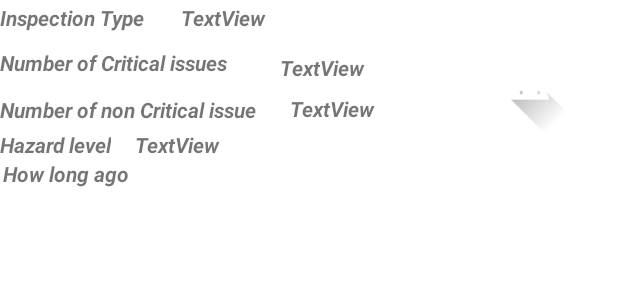
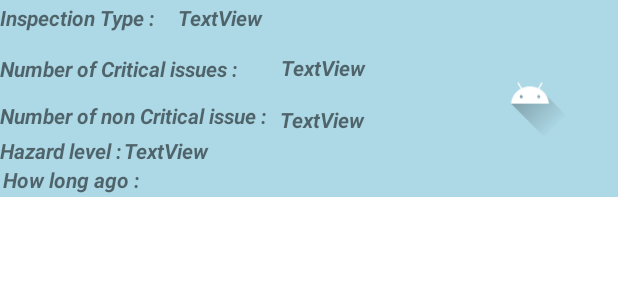
Before and after one commit to roshankakadiya/Restaurant-Inspection, an Android app: the layout rowofinspection.xml on its own in the app's theme, with its tools: preview values and no code run, on a phone screen of 412 x 824 dp. Shown: the top 300 px of the screen. Run offline under Robolectric (Android 15) with nearby library versions, the phone set to English and light mode, and no system bars.

Commit message:
better layout

```diff
--- a/app/src/main/res/layout/displayinspectionlist.xml
+++ b/app/src/main/res/layout/displayinspectionlist.xml
@@ -5,13 +5,16 @@
     android:id="@+id/linearLayout2"
     android:layout_width="match_parent"
     android:layout_height="match_parent"
+    android:background="#ADD8E6"
     tools:context=".model.Model.ListofInspection">
 
     <androidx.appcompat.widget.Toolbar
         android:id="@+id/toolbar"
         android:layout_width="match_parent"
         android:layout_height="?attr/actionBarSize"
-        android:background="?attr/colorPrimary"></androidx.appcompat.widget.Toolbar>
+        android:background="?attr/colorPrimary"
+        tools:ignore="MissingConstraints"
+         />
 
 
     <ListView
@@ -22,7 +25,9 @@
         app:layout_constraintBottom_toBottomOf="parent"
         app:layout_constraintEnd_toEndOf="parent"
         app:layout_constraintStart_toStartOf="parent"
-        app:layout_constraintTop_toBottomOf="@+id/restaurantnametextView"></ListView>
+        app:layout_constraintTop_toBottomOf="@+id/restaurantnametextView"
+
+        ></ListView>
 
     <TextView
         android:id="@+id/restaurantnametextView"
--- a/app/src/main/res/layout/rowofinspection.xml
+++ b/app/src/main/res/layout/rowofinspection.xml
@@ -4,104 +4,113 @@
     xmlns:tools="http://schemas.android.com/tools"
     android:id="@+id/linearLayout"
     android:layout_width="match_parent"
-    android:layout_height="wrap_content">
+    android:layout_height="wrap_content"
+    android:background="#ADD8E6">
 
 
     <TextView
         android:id="@+id/textView2"
         android:layout_width="185dp"
         android:layout_height="23dp"
-        android:layout_marginTop="32dp"
-        android:text="Number of Critical issues"
+        android:layout_marginTop="36dp"
+        android:text="Number of Critical issues :"
+        android:textStyle="bold|italic"
         app:layout_constraintEnd_toEndOf="parent"
         app:layout_constraintHorizontal_bias="0.0"
         app:layout_constraintStart_toStartOf="parent"
-        app:layout_constraintTop_toTopOf="parent"
-        android:textStyle="bold|italic"/>
+        app:layout_constraintTop_toTopOf="parent" />
 
     <TextView
         android:id="@+id/textView3"
         android:layout_width="185dp"
         android:layout_height="23dp"
         android:layout_marginTop="8dp"
-        android:text="Number of non Critical issue"
+        android:text="Number of non Critical issue :"
+        android:textStyle="bold|italic"
         app:layout_constraintStart_toStartOf="parent"
-        app:layout_constraintTop_toBottomOf="@+id/textView2"
-        android:textStyle="bold|italic"/>
+        app:layout_constraintTop_toBottomOf="@+id/textView2" />
 
     <TextView
         android:id="@+id/textView13"
         android:layout_width="wrap_content"
         android:layout_height="wrap_content"
-        android:text="Hazard level"
+        android:text="Hazard level :"
+        android:textStyle="bold|italic"
         app:layout_constraintStart_toStartOf="parent"
-        app:layout_constraintTop_toBottomOf="@+id/textView3"
-        android:textStyle="bold|italic"/>
+        app:layout_constraintTop_toBottomOf="@+id/textView3" />
 
     <TextView
         android:id="@+id/textView6"
         android:layout_width="wrap_content"
         android:layout_height="wrap_content"
         android:layout_marginStart="2dp"
-        android:text="How long ago"
+        android:text="How long ago : "
+        android:textStyle="bold|italic"
         app:layout_constraintStart_toStartOf="parent"
-        app:layout_constraintTop_toBottomOf="@+id/textView13"
-        android:textStyle="bold|italic"/>
+        app:layout_constraintTop_toBottomOf="@+id/textView13" />
 
     <TextView
         android:id="@+id/textView7"
         android:layout_width="117dp"
         android:layout_height="20dp"
         android:layout_marginTop="2dp"
-        android:text="Inspection Type"
+        android:text="Inspection Type :"
+        android:textStyle="bold|italic"
         app:layout_constraintStart_toStartOf="parent"
-        app:layout_constraintTop_toTopOf="parent"
-        android:textStyle="bold|italic"/>
+        app:layout_constraintTop_toTopOf="parent" />
 
     <TextView
         android:id="@+id/instypetextview"
         android:layout_width="wrap_content"
         android:layout_height="wrap_content"
-        android:layout_marginStart="3dp"
+        android:layout_marginStart="1dp"
         android:layout_marginTop="2dp"
         android:text="TextView"
+        android:textAlignment="center"
+        android:textStyle="bold|italic"
         app:layout_constraintStart_toEndOf="@+id/textView7"
-        app:layout_constraintTop_toTopOf="parent"
-        android:textStyle="bold|italic"/>
+        app:layout_constraintTop_toTopOf="parent" />
 
     <TextView
         android:id="@+id/criticalissuetextview"
         android:layout_width="wrap_content"
         android:layout_height="wrap_content"
-        android:layout_marginStart="1dp"
+        android:layout_marginStart="2dp"
         android:layout_marginTop="35dp"
         android:layout_marginEnd="75dp"
         android:text="TextView"
+        android:textAlignment="center"
+        android:textStyle="bold|italic"
         app:layout_constraintEnd_toStartOf="@+id/hazardicon"
         app:layout_constraintStart_toEndOf="@+id/textView2"
-        app:layout_constraintTop_toTopOf="parent"
-        android:textStyle="bold|italic"/>
+        app:layout_constraintTop_toTopOf="parent" />
 
     <TextView
         android:id="@+id/noncriticalissuetextview"
         android:layout_width="wrap_content"
         android:layout_height="wrap_content"
-        android:layout_marginStart="8dp"
-        android:layout_marginTop="8dp"
+        android:layout_marginStart="1dp"
+        android:layout_marginTop="15dp"
+        android:layout_marginEnd="76dp"
+        android:layout_marginBottom="42dp"
         android:text="TextView"
+        android:textAlignment="center"
+        android:textStyle="bold|italic"
+        app:layout_constraintBottom_toBottomOf="parent"
+        app:layout_constraintEnd_toStartOf="@+id/hazardicon"
         app:layout_constraintStart_toEndOf="@+id/textView3"
-        app:layout_constraintTop_toBottomOf="@+id/criticalissuetextview"
-        android:textStyle="bold|italic"/>
+        app:layout_constraintTop_toBottomOf="@+id/criticalissuetextview" />
 
     <TextView
         android:id="@+id/hazardlevltextview"
         android:layout_width="wrap_content"
         android:layout_height="wrap_content"
-        android:layout_marginStart="16dp"
+        android:layout_marginStart="1dp"
         android:text="TextView"
+        android:textAlignment="center"
+        android:textStyle="bold|italic"
         app:layout_constraintStart_toEndOf="@+id/textView13"
-        app:layout_constraintTop_toTopOf="@+id/textView13"
-        android:textStyle="bold|italic"/>
+        app:layout_constraintTop_toTopOf="@+id/textView13" />
 
     <TextView
         android:id="@+id/datetextview"
@@ -109,21 +118,21 @@
         android:layout_height="wrap_content"
         android:layout_marginStart="11dp"
         android:text=""
+        android:textStyle="bold|italic"
         app:layout_constraintStart_toEndOf="@+id/textView6"
-        app:layout_constraintTop_toBottomOf="@+id/textView13"
-        android:textStyle="bold|italic"/>
+        app:layout_constraintTop_toBottomOf="@+id/textView13" />
 
     <ImageView
         android:id="@+id/hazardicon"
         android:layout_width="69dp"
         android:layout_height="59dp"
         android:layout_marginEnd="24dp"
+        android:textStyle="bold|italic"
         app:layout_constraintBottom_toBottomOf="parent"
         app:layout_constraintEnd_toEndOf="parent"
         app:layout_constraintTop_toTopOf="parent"
         app:layout_constraintVertical_bias="0.473"
-        app:srcCompat="@drawable/ic_launcher_foreground"
-        android:textStyle="bold|italic"/>
+        app:srcCompat="@drawable/ic_launcher_foreground" />
 
 
 </androidx.constraintlayout.widget.ConstraintLayout>
```
